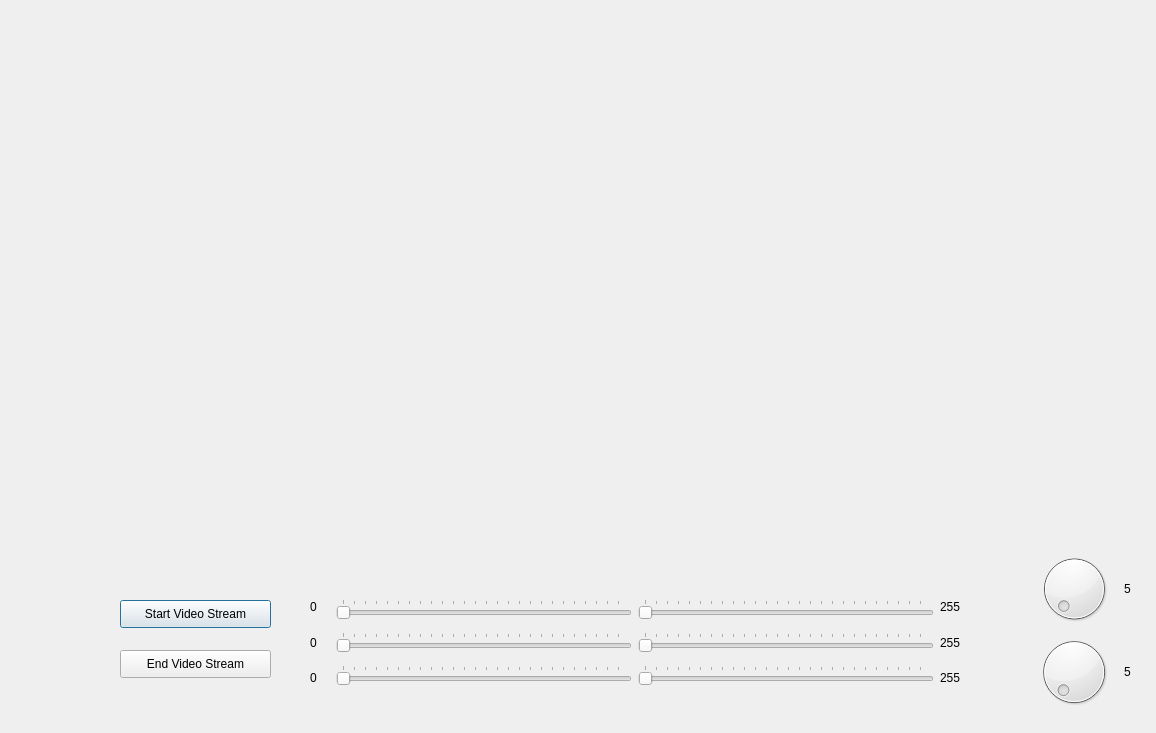
First picture: the form in KiteControl-Qt/imageprocessing.ui, repository adrienemery/zenith-wind-power, before the edit.
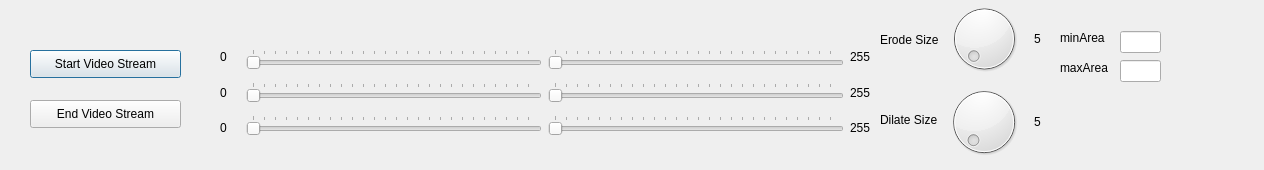
Second picture: the form after the edit.

```diff
--- a/KiteControl-Qt/imageprocessing.ui
+++ b/KiteControl-Qt/imageprocessing.ui
@@ -6,8 +6,8 @@
    <rect>
     <x>0</x>
     <y>0</y>
-    <width>1156</width>
-    <height>733</height>
+    <width>1264</width>
+    <height>170</height>
    </rect>
   </property>
   <property name="windowTitle">
@@ -16,8 +16,8 @@
   <widget class="QWidget" name="layoutWidget">
    <property name="geometry">
     <rect>
-     <x>310</x>
-     <y>592</y>
+     <x>220</x>
+     <y>42</y>
      <width>651</width>
      <height>101</height>
     </rect>
@@ -190,8 +190,8 @@
   <widget class="QPushButton" name="startStream_pushButton">
    <property name="geometry">
     <rect>
-     <x>120</x>
-     <y>600</y>
+     <x>30</x>
+     <y>50</y>
      <width>151</width>
      <height>28</height>
     </rect>
@@ -203,8 +203,8 @@
   <widget class="QPushButton" name="endStream_pushButton">
    <property name="geometry">
     <rect>
-     <x>120</x>
-     <y>650</y>
+     <x>30</x>
+     <y>100</y>
      <width>151</width>
      <height>28</height>
     </rect>
@@ -213,11 +213,63 @@
     <string>End Video Stream</string>
    </property>
   </widget>
+  <widget class="QLabel" name="label">
+   <property name="geometry">
+    <rect>
+     <x>880</x>
+     <y>30</y>
+     <width>71</width>
+     <height>20</height>
+    </rect>
+   </property>
+   <property name="text">
+    <string>Erode Size</string>
+   </property>
+  </widget>
+  <widget class="QLabel" name="label_2">
+   <property name="geometry">
+    <rect>
+     <x>880</x>
+     <y>110</y>
+     <width>71</width>
+     <height>20</height>
+    </rect>
+   </property>
+   <property name="text">
+    <string>Dilate Size</string>
+   </property>
+  </widget>
+  <widget class="QLabel" name="label_3">
+   <property name="geometry">
+    <rect>
+     <x>1060</x>
+     <y>30</y>
+     <width>53</width>
+     <height>16</height>
+    </rect>
+   </property>
+   <property name="text">
+    <string>minArea</string>
+   </property>
+  </widget>
+  <widget class="QLabel" name="label_4">
+   <property name="geometry">
+    <rect>
+     <x>1060</x>
+     <y>60</y>
+     <width>53</width>
+     <height>16</height>
+    </rect>
+   </property>
+   <property name="text">
+    <string>maxArea</string>
+   </property>
+  </widget>
   <widget class="QWidget" name="">
    <property name="geometry">
     <rect>
-     <x>1030</x>
-     <y>550</y>
+     <x>940</x>
+     <y>0</y>
      <width>101</width>
      <height>161</height>
     </rect>
@@ -279,6 +331,24 @@
     </item>
    </layout>
   </widget>
+  <widget class="QWidget" name="">
+   <property name="geometry">
+    <rect>
+     <x>1120</x>
+     <y>30</y>
+     <width>41</width>
+     <height>53</height>
+    </rect>
+   </property>
+   <layout class="QVBoxLayout" name="verticalLayout_6">
+    <item>
+     <widget class="QLineEdit" name="minArea_lineEdit"/>
+    </item>
+    <item>
+     <widget class="QLineEdit" name="maxArea_lineEdit"/>
+    </item>
+   </layout>
+  </widget>
  </widget>
  <resources/>
  <connections>
```
